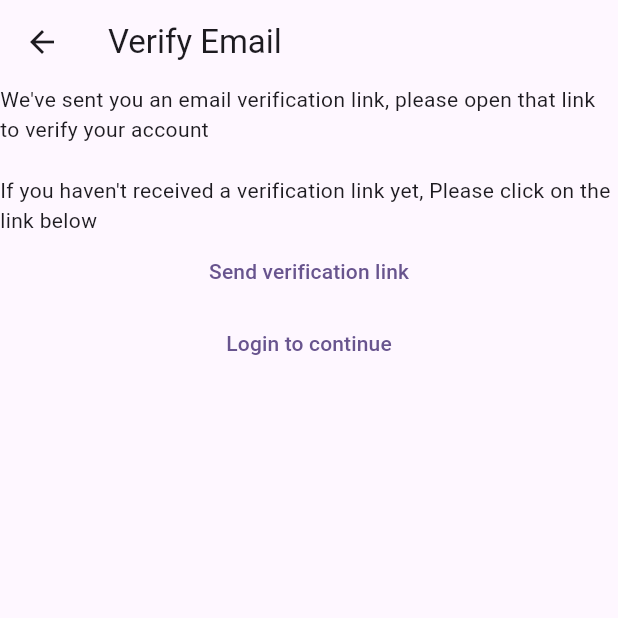
After one commit to SadafAfreen/autismcompanionsupport, a Flutter app: the VerifyEmailView screen opened by its route, on a phone screen of 412 x 824 dp, the top half of it. The commit adds this screen. Run offline on Flutter 3.47's test engine with Material 3 defaults, Android fonts, the light colour scheme and no system bars; our stand-ins replace firebase_auth, firebase_core; accounts and stored records are empty; network calls fail.

Commit message:
Register, Login, Logout functionality complete

```diff
--- /dev/null
+++ b/lib/constants/routes.dart
@@ -0,0 +1,4 @@
+const loginRoute = '/login/';
+const registerRoute = '/register/';
+const verifyEmailRoute = '/verify-email/';
+const dashboardRoute = '/dashboard/';
--- /dev/null
+++ b/lib/enum/menu_action.dart
@@ -0,0 +1 @@
+enum MenuAction { logout }
--- /dev/null
+++ b/lib/services/auth/auth_provider.dart
@@ -0,0 +1,22 @@
+import "package:autismcompanionsupport/services/auth/auth_user.dart";
+
+abstract class AuthProvider {
+
+  AuthUser? get currentUser;
+
+  Future<void> initialize();
+
+  Future<AuthUser?> login({
+    required String email,
+    required String password,
+  });
+
+  Future<AuthUser?> createUser({
+    required String email,
+    required String password,
+  });
+
+  Future<void> logOut();
+
+  Future<void> sendEmailVerification();
+}
--- /dev/null
+++ b/lib/services/auth/auth_service.dart
@@ -0,0 +1,34 @@
+import 'package:autismcompanionsupport/services/auth/auth_provider.dart';
+import 'package:autismcompanionsupport/services/auth/auth_user.dart';
+import 'package:autismcompanionsupport/services/auth/firebase_auth_provider.dart';
+
+class AuthService implements AuthProvider {
+  final AuthProvider provider;
+  const AuthService(this.provider);
+
+  factory AuthService.firebase() => AuthService(FirebaseAuthProvider());
+
+  @override
+  Future<void> initialize() =>provider.initialize();
+
+  @override
+  Future<AuthUser?> createUser({
+    required String email,
+    required String password
+    }) => provider.createUser(email: email, password: password);
+
+  @override
+  AuthUser? get currentUser => provider.currentUser;
+
+  @override
+  Future<void> logOut() => provider.logOut();
+
+  @override
+  Future<AuthUser?> login({
+    required String email,
+    required String password
+  }) => provider.login(email: email, password: password);
+
+  @override
+  Future<void> sendEmailVerification() => provider.sendEmailVerification();
+}
--- /dev/null
+++ b/lib/services/auth/auth_user.dart
@@ -0,0 +1,10 @@
+import "package:firebase_auth/firebase_auth.dart" show User;
+import "package:flutter/foundation.dart";
+
+@immutable
+class AuthUser {
+  final bool isEmailVerified;
+  const AuthUser(this.isEmailVerified);
+
+  factory AuthUser.fromFirebase(User user) => AuthUser(user.emailVerified);
+}
--- /dev/null
+++ b/lib/views/verify_email_view.dart
@@ -0,0 +1,42 @@
+import 'package:autismcompanionsupport/constants/routes.dart';
+import 'package:autismcompanionsupport/services/auth/auth_service.dart';
+import 'package:flutter/material.dart';
+
+class VerifyEmailView extends StatefulWidget {
+  const VerifyEmailView({super.key});
+
+  @override
+  State<VerifyEmailView> createState() => _VerifyEmailView();
+}
+
+class _VerifyEmailView extends State<VerifyEmailView> {
+  @override
+  Widget build(BuildContext context) {
+    return Scaffold(
+      appBar: AppBar(title: const Text('Verify Email')),
+      body: Column(
+              children: [
+                const Text("We've sent you an email verification link, please open that link to verify your account"),
+                const Text(""),
+                const Text("If you haven't received a verification link yet, Please click on the link below"),
+                TextButton(
+                  onPressed: () async {
+                    AuthService.firebase().sendEmailVerification();
+                  },
+                  child: const Text('Send verification link'),
+                ),
+                TextButton(
+                  onPressed: () async {
+                    await AuthService.firebase().logOut();
+                    Navigator.of(context).pushNamedAndRemoveUntil(
+                      loginRoute,
+                      (route) => false
+                    );
+                  },
+                  child: const Text('Login to continue'),
+                ),
+              ]
+            ),
+    );
+  }
+}
```
Also changed, not shown: lib/main.dart (+26 -20 lines), lib/services/auth/auth_exceptions.dart (added, +12 -0 lines), lib/services/auth/firebase_auth_provider.dart (added, +103 -0 lines), lib/utilities/show_error_dialog.dart (added, +21 -0 lines), lib/views/dashboard_view.dart (added, +79 -0 lines), lib/views/login_view.dart (+38 -28 lines), lib/views/register_view.dart (+29 -26 lines).
